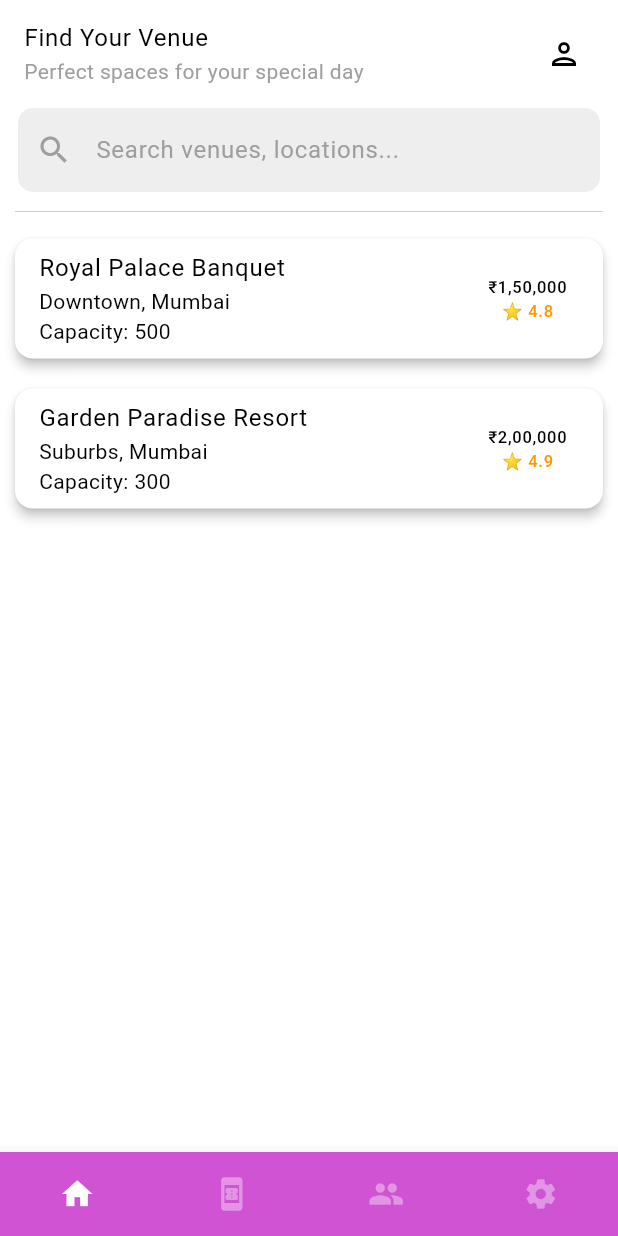
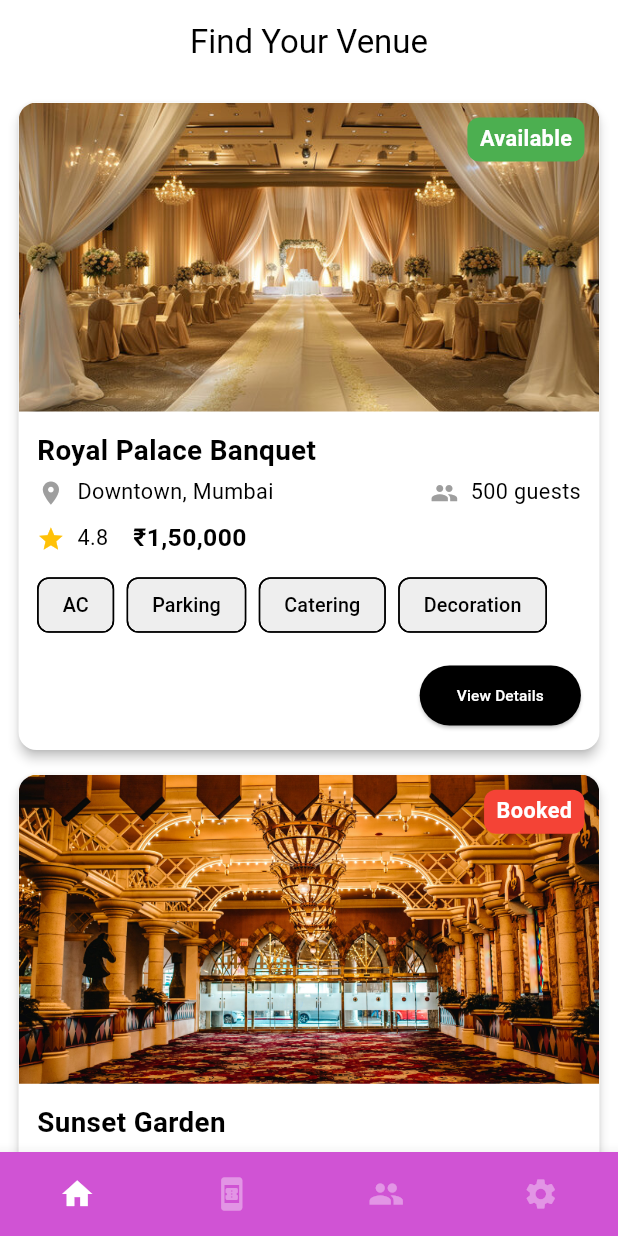
Before and after one commit to HariDharsaun/WedVenue, a Flutter app: the screen it shows once a user with an empty profile is signed in, on a phone screen of 412 x 824 dp. Run offline on Flutter 3.47's test engine with Material 3 defaults, Android fonts, the phone set to English and light mode, and no system bars; drawn by our look-alikes of animated_bottom_navigation_bar; our stand-ins replace cloud_firestore, firebase_auth, firebase_core, get; accounts and stored records are empty.

Commit message:
static home page completed

```diff
--- a/lib/get controllers/hall_details.dart
+++ b/lib/get controllers/hall_details.dart
@@ -1,5 +1,5 @@
 import 'package:get/get.dart';
-import 'package:hall_booking_app/models/hallmodel.dart';
+import 'package:hall_booking_app/models/venuemodel.dart';
 
 class HallDetailsController extends  GetxController{
 
--- a/lib/get controllers/usercontroller.dart
+++ b/lib/get controllers/usercontroller.dart
@@ -8,11 +8,11 @@ class Usercontroller extends GetxController{
   var username  = "".obs;
   var email = "".obs;
   var phno = "".obs;
-  var avatarPath = "".obs;
+  // var avatarPath = "".obs;
   var isEditing = false.obs;
   var isLoading = false.obs;
 
-  List<String> default_avatars = [];
+  // List<String> default_avatars = [];
 
   @override
   onInit()
@@ -44,7 +44,7 @@ class Usercontroller extends GetxController{
     isEditing(false);
   }
 
-  void selectAvatar(String path) {
-    avatarPath.value = path;
-  }
+  // void selectAvatar(String path) {
+  //   avatarPath.value = path;
+  // }
 }
--- /dev/null
+++ b/lib/get controllers/venue.dart
@@ -0,0 +1,39 @@
+import 'package:get/get.dart';
+import 'package:hall_booking_app/models/venuemodel.dart';
+
+class VenueController extends GetxController {
+  var venues = <VenueModel>[].obs;
+
+  @override
+  void onInit() {
+    super.onInit();
+    loadVenues();
+  }
+
+  void loadVenues() {
+    venues.value = [
+      VenueModel(
+        id: "1",
+        name: "Royal Palace Banquet",
+        location: "Downtown, Mumbai",
+        capacity: "500 guests",
+        price: "₹1,50,000",
+        rating: 4.8,
+        imageUrl: "assets/venue_images/venue1.jpg",
+        facilities: ["AC", "Parking", "Catering", "Decoration"],
+        available: true,
+      ),
+      VenueModel(
+        id: "2",
+        name: "Sunset Garden",
+        location: "Bandra, Mumbai",
+        capacity: "300 guests",
+        price: "₹90,000",
+        rating: 4.5,
+        imageUrl: "assets/venue_images/venue2.jpeg",
+        facilities: ["Catering", "Decoration"],
+        available: false,
+      ),
+    ];
+  }
+}
--- a/lib/models/hallmodel.dart
+++ /dev/null
@@ -1,43 +0,0 @@
-class HallModel {
-  final String name;
-  final String address;
-  final String capacity;
-  final String price;
-  final String ratings;
-  final List<String> facilities;
-  final bool isBooked;
-
-  HallModel({
-    required this.name,
-    required this.address,
-    required this.capacity,
-    required this.price,
-    required this.ratings,
-    required this.facilities,
-    required this.isBooked,
-  });
-
-  Map<String, dynamic> toMap() {
-    return {
-      'name': name,
-      'address': address,
-      'capacity': capacity,
-      'price': price,
-      'ratings': ratings,
-      'facilities': facilities,
-      'isBooked': isBooked,
-    };
-  }
-
-  factory HallModel.fromMap(Map<String, dynamic> map) {
-    return HallModel(
-      name: map['name'] ?? '',
-      address: map['address'] ?? '',
-      capacity: map['capacity'] ?? '',
-      price: map['price'] ?? '',
-      ratings: map['ratings'] ?? '',
-      facilities: List<String>.from(map['facilities'] ?? []),
-      isBooked: map['isBooked'] ?? false,
-    );
-  }
-}
--- /dev/null
+++ b/lib/models/venuemodel.dart
@@ -0,0 +1,23 @@
+class VenueModel {
+  final String id;
+  final String name;
+  final String location;
+  final String capacity;
+  final String price;
+  final double rating;
+  final String imageUrl;
+  final List<String> facilities;
+  final bool available;
+
+  VenueModel({
+    required this.id,
+    required this.name,
+    required this.location,
+    required this.capacity,
+    required this.price,
+    required this.rating,
+    required this.imageUrl,
+    required this.facilities,
+    required this.available,
+  });
+}
--- a/lib/routes/app_pages.dart
+++ b/lib/routes/app_pages.dart
@@ -11,6 +11,6 @@ class AppPages {
     GetPage(name: AppRoutes.login, page: ()=>LoginPage()),
     GetPage(name: AppRoutes.splash, page: ()=>SplashScreen()),
     GetPage(name: AppRoutes.signup, page: ()=> SignUpPage()),
-    GetPage(name: AppRoutes.home, page: ()=> HomeScreen())
+    GetPage(name: AppRoutes.home, page: ()=> VenueListPage())
   ];
 }
--- a/lib/views/bookings/bookings.dart
+++ b/lib/views/bookings/bookings.dart
@@ -7,6 +7,7 @@ class BookingsPage extends StatelessWidget {
   Widget build(BuildContext context) {
     return Scaffold(
       appBar: AppBar(title: Text("Bookings"),),
+      body: Container()
     );
   }
 }
--- a/lib/views/home/home.dart
+++ b/lib/views/home/home.dart
@@ -1,131 +1,171 @@
 import 'package:flutter/material.dart';
-import 'package:hall_booking_app/models/hallmodel.dart';
+import 'package:get/get.dart';
+import 'package:hall_booking_app/get%20controllers/venue.dart';
 
-class HomeScreen extends StatelessWidget {
-  HomeScreen({super.key});
+class VenueListPage extends StatelessWidget {
+  final VenueController venueController = Get.put(VenueController());
 
-  final TextEditingController search_Controller = TextEditingController();
-
-  final List<HallModel> halls = [
-    HallModel(
-      name: "Royal Palace Banquet",
-      address: "Downtown, Mumbai",
-      capacity: "500",
-      price: "1,50,000",
-      ratings: "4.8",
-      facilities: ['AC', 'Parking', 'Catering', 'Decoration'],
-      isBooked: false,
-    ),
-    HallModel(
-      name: "Garden Paradise Resort",
-      address: "Suburbs, Mumbai",
-      capacity: "300",
-      price: "2,00,000",
-      ratings: "4.9",
-      facilities: ['Garden', 'Pool', 'AC', 'Parking'],
-      isBooked: true,
-    ),
-  ];
+  VenueListPage({super.key});
 
   @override
   Widget build(BuildContext context) {
-    return SafeArea(
-      child: Scaffold(
-        body: Column(
+    // Get screen size
+    final screenWidth = MediaQuery.of(context).size.width;
+    final screenHeight = MediaQuery.of(context).size.height;
+
+    return Scaffold(
+      appBar: AppBar(
+        title: Text("Find Your Venue"),
+        centerTitle: true,
+      ),
+      body: Obx(() {
+        return ListView.builder(
+          padding: EdgeInsets.all(screenWidth * 0.03), // dynamic padding
+          itemCount: venueController.venues.length,
+          itemBuilder: (context, index) {
+            final venue = venueController.venues[index];
+            return Card(
+              margin: EdgeInsets.only(bottom: screenHeight * 0.02),
+              shape: RoundedRectangleBorder(
+                borderRadius: BorderRadius.circular(12),
+              ),
+              elevation: 3,
+              child: Column(
+                crossAxisAlignment: CrossAxisAlignment.start,
                 children: [
-            // Header
-            ListTile(
-              title: const Text("Find Your Venue"),
-              subtitle: Text(
-                "Perfect spaces for your special day",
-                style: TextStyle(color: Colors.grey.shade500),
-              ),
-              trailing: const Icon(Icons.person_outlined),
-            ),
-
-            // Search bar
-            searchBar(),
-            const SizedBox(height: 5),
-
-            Padding(
-              padding: const EdgeInsets.symmetric(horizontal: 10),
-              child: Divider(
-                thickness: .5,
-                color: Colors.grey.shade400,
+                  // Venue Image
+                  Stack(
+                    children: [
+                      ClipRRect(
+                        borderRadius: BorderRadius.vertical(top: Radius.circular(12)),
+                        child: Image.asset(
+                          venue.imageUrl,
+                          height: screenHeight * 0.25, // 25% of screen height
+                          width: double.infinity,
+                          fit: BoxFit.cover,
                         ),
                       ),
-
-            Expanded(
-              child: halls.isEmpty
-                  ? Center(
-                      child: Column(
-                        mainAxisAlignment: MainAxisAlignment.center,
-                        children: const [
-                          Icon(Icons.no_accounts),
-                          SizedBox(height: 10),
-                          Text("No halls available to book."),
-                        ],
+                      Positioned(
+                        right: 10,
+                        top: 10,
+                        child: Container(
+                          padding: EdgeInsets.symmetric(
+                            horizontal: screenWidth * 0.02,
+                            vertical: screenHeight * 0.005,
                           ),
-                    )
-                  : ListView.builder(
-                      itemCount: halls.length,
-                      itemBuilder: (context, index) {
-                        final hall = halls[index];
-                        return Card(
-                          margin: const EdgeInsets.all(10),
-                          elevation: 3,
-                          child: ListTile(
-                            title: Text(hall.name),
-                            subtitle: Text("${hall.address}\nCapacity: ${hall.capacity}"),
-                            trailing: Column(
-                              mainAxisAlignment: MainAxisAlignment.center,
-                              children: [
-                                Text("₹${hall.price}"),
-                                Text(
-                                  "⭐ ${hall.ratings}",
-                                  style: const TextStyle(color: Colors.orange),
+                          decoration: BoxDecoration(
+                            color: venue.available ? Colors.green : Colors.red,
+                            borderRadius: BorderRadius.circular(8),
                           ),
-                              ],
+                          child: Text(
+                            venue.available ? "Available" : "Booked",
+                            style: TextStyle(
+                              color: Colors.white,
+                              fontWeight: FontWeight.bold,
+                              fontSize: screenWidth * 0.035, // responsive font
                             ),
                           ),
-                        );
-                      },
                         ),
                       ),
                     ],
                   ),
+
+                  // Venue Details
+                  Padding(
+                    padding: EdgeInsets.all(screenWidth * 0.03),
+                    child: Column(
+                      crossAxisAlignment: CrossAxisAlignment.start,
+                      children: [
+                        Text(
+                          venue.name,
+                          style: TextStyle(
+                            fontSize: screenWidth * 0.045, // responsive font
+                            fontWeight: FontWeight.bold,
+                          ),
+                        ),
+                        SizedBox(height: screenHeight * 0.005),
+                        Row(
+                          children: [
+                            Icon(Icons.location_on, size: screenWidth * 0.045, color: Colors.grey),
+                            SizedBox(width: screenWidth * 0.02),
+                            Expanded(
+                              child: Text(
+                                venue.location,
+                                style: TextStyle(fontSize: screenWidth * 0.035),
+                                overflow: TextOverflow.ellipsis,
+                              ),
+                            ),
+                            SizedBox(width: screenWidth * 0.04),
+                            Icon(Icons.people, size: screenWidth * 0.045, color: Colors.grey),
+                            SizedBox(width: screenWidth * 0.02),
+                            Text(
+                              venue.capacity,
+                              style: TextStyle(fontSize: screenWidth * 0.035),
+                            ),
+                          ],
+                        ),
+                        SizedBox(height: screenHeight * 0.01),
+                        Row(
+                          children: [
+                            Icon(Icons.star, size: screenWidth * 0.045, color: Colors.amber),
+                            SizedBox(width: screenWidth * 0.02),
+                            Text("${venue.rating}",
+                                style: TextStyle(fontSize: screenWidth * 0.035)),
+                            SizedBox(width: screenWidth * 0.04),
+                            Text(
+                              venue.price,
+                              style: TextStyle(
+                                fontSize: screenWidth * 0.04,
+                                fontWeight: FontWeight.bold,
+                              ),
+                            ),
+                          ],
+                        ),
+                        SizedBox(height: screenHeight * 0.01),
+
+                        // Facilities
+                        Wrap(
+                          spacing: screenWidth * 0.02,
+                          children: venue.facilities.map((f) {
+                            return Chip(
+                              label: Text(
+                                f,
+                                style: TextStyle(fontSize: screenWidth * 0.032),
+                              ),
+                              backgroundColor: Colors.grey.shade200,
+                            );
+                          }).toList(),
+                        ),
+
+                        SizedBox(height: screenHeight * 0.015),
+                        Align(
+                          alignment: Alignment.centerRight,
+                          child: ElevatedButton(
+                            style: ElevatedButton.styleFrom(
+                              padding: EdgeInsets.symmetric(
+                                horizontal: screenWidth * 0.06,
+                                vertical: screenHeight * 0.015,
+                              ),
+                              backgroundColor: Colors.black
+                            ),
+                            onPressed: () {
+                              // Navigate to details page
+                            },
+                            child: Text(
+                              "View Details",
+                              style: TextStyle(fontSize: screenWidth * 0.025,color: Colors.white),
+                            ),
+                          ),
+                        )
+                      ],
+                    ),
+                  ),
+                ],
               ),
             );
-  }
-
-  Widget searchBar() {
-    return Padding(
-      padding: const EdgeInsets.symmetric(horizontal: 12),
-      child: TextField(
-        controller: search_Controller,
-        style: const TextStyle(color: Colors.black),
-        cursorColor: Colors.grey,
-        keyboardType: TextInputType.text,
-        decoration: InputDecoration(
-          prefixIcon: const Icon(Icons.search, color: Colors.grey),
-          fillColor: Colors.grey.shade200,
-          filled: true,
-          hintText: "Search venues, locations...",
-          hintStyle: TextStyle(color: Colors.grey.shade500),
-          border: OutlineInputBorder(
-            borderRadius: BorderRadius.circular(10),
-            borderSide: BorderSide.none,
-          ),
-          enabledBorder: OutlineInputBorder(
-            borderRadius: BorderRadius.circular(10),
-            borderSide: BorderSide.none,
-          ),
-          focusedBorder: OutlineInputBorder(
-            borderRadius: BorderRadius.circular(10),
-            borderSide: const BorderSide(color: Colors.grey, width: 2),
-          ),
-        ),
-      ),
+          },
+        );
+      }),
     );
   }
 }
--- a/lib/views/pagestack/pagestack.dart
+++ b/lib/views/pagestack/pagestack.dart
@@ -15,7 +15,7 @@ class _PagestackState extends State<Pagestack> {
   int _bottomNavIndex = 0;
   List<IconData> iconlist = [Icons.home, Icons.book_online, Icons.people,Icons.settings];
   List<Widget> pages = [
-    HomeScreen(),
+    VenueListPage(),
     BookingsPage(),
     ProfilePage(),
   ];
--- a/lib/views/profile/profile.dart
+++ b/lib/views/profile/profile.dart
@@ -79,7 +79,7 @@ class ProfilePage extends StatelessWidget {
                             children: [
                               Icon(Icons.email_outlined,color: Colors.purple),
                               SizedBox(width: 20,),
-                              Text(userController.email.value,style: TextStyle(color: Colors.grey.shade700,),)
+                              Text(userController.email.value,style: TextStyle(color: Colors.grey[600],),)
                             ]
                           ),
                           SizedBox(height: 15,),
@@ -87,7 +87,7 @@ class ProfilePage extends StatelessWidget {
                             children: [
                               Icon(Icons.phone_outlined,color: Colors.purple,),
                               SizedBox(width: 20,),
-                              Text(userController.phno.value,style: TextStyle(color: Colors.grey.shade700),)
+                              Text("+91 ${userController.phno.value}",style: TextStyle(color:Colors.grey[600]),)
                             ]
                           ),
                         ],
@@ -129,7 +129,7 @@ class ProfilePage extends StatelessWidget {
                                   width: 1
                                 ),
                                 borderRadius: BorderRadius.circular(15),
-                                color: Colors.grey.shade100,
+                                color: Colors.grey.shade300,
                               ),
                               child: Text("Cancel",style: TextStyle(color: Colors.black),),
                             ),
@@ -308,7 +308,7 @@ class ProfilePage extends StatelessWidget {
       cursorColor: Colors.grey,
       keyboardType: inputtype,
       decoration: InputDecoration(
-        fillColor: Colors.grey.shade100,
+        fillColor: Colors.grey.shade300,
         filled: true,
         hintText: content,
         hintStyle: TextStyle(color: Colors.grey.shade500),
--- a/pubspec.yaml
+++ b/pubspec.yaml
@@ -15,6 +15,7 @@ dependencies:
   cloud_firestore:
   animated_bottom_navigation_bar:
   font_awesome_flutter:
+  table_calendar:
 
 dev_dependencies:
   flutter_test:
@@ -25,3 +26,4 @@ flutter:
   uses-material-design: true
   assets:
     - assets/app_icons/
+    - assets/venue_images/
```
Also changed, not shown: assets/venue_images/venue1.jpg (added), assets/venue_images/venue2.jpeg (added), pubspec.lock, 1 other file. Lines whose indentation alone changed are shown as unchanged.
